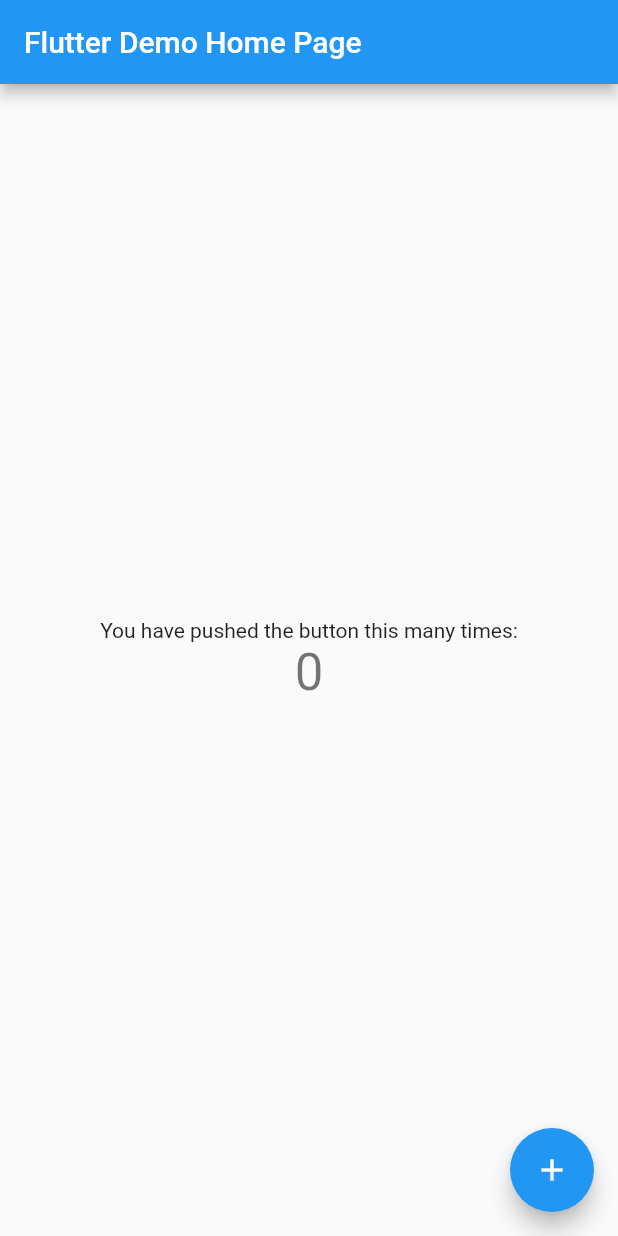
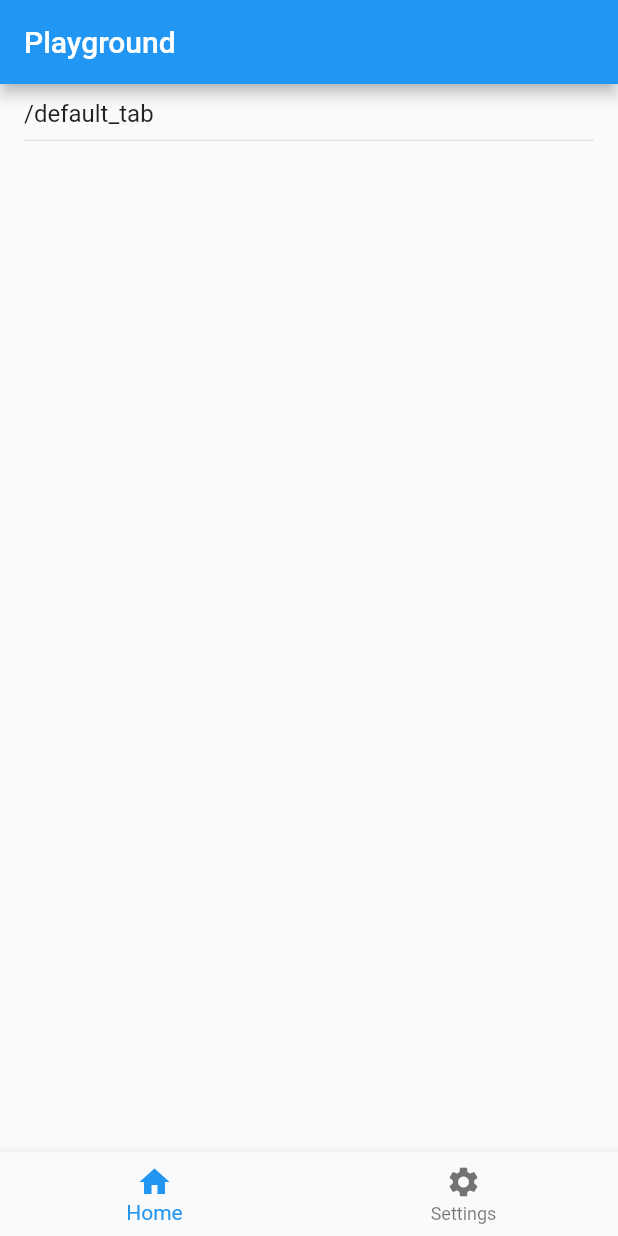
Before and after one commit to muhiro12/flutter_playgrounds, a Flutter app: the screen it shows after launch, on a phone screen of 412 x 824 dp. Run offline on Flutter 3.47's test engine with Material 2 defaults, Android fonts, the phone set to English and light mode, and no system bars.

Commit message:
Add page for DefaultTabController

```diff
--- a/lib/main.dart
+++ b/lib/main.dart
@@ -1,65 +1,36 @@
+import 'package:flutter/cupertino.dart';
 import 'package:flutter/material.dart';
+import 'package:playground_flutter/page/home_page.dart';
+import 'package:playground_flutter/route.dart';
 
 void main() {
-  runApp(MyApp());
+  runApp(App());
 }
 
-class MyApp extends StatelessWidget {
+class App extends StatelessWidget {
   @override
   Widget build(BuildContext context) {
     return MaterialApp(
-      title: 'Flutter Demo',
+      title: 'Playground Flutter',
       theme: ThemeData(
         primarySwatch: Colors.blue,
       ),
-      home: MyHomePage(title: 'Flutter Demo Home Page'),
-    );
-  }
-}
-
-class MyHomePage extends StatefulWidget {
-  MyHomePage({Key? key, required this.title}) : super(key: key);
-
-  final String title;
-
-  @override
-  _MyHomePageState createState() => _MyHomePageState();
-}
-
-class _MyHomePageState extends State<MyHomePage> {
-  int _counter = 0;
-
-  void _incrementCounter() {
-    setState(() {
-      _counter++;
-    });
-  }
-
-  @override
-  Widget build(BuildContext context) {
-    return Scaffold(
-      appBar: AppBar(
-        title: Text(widget.title),
-      ),
-      body: Center(
-        child: Column(
-          mainAxisAlignment: MainAxisAlignment.center,
-          children: <Widget>[
-            Text(
-              'You have pushed the button this many times:',
+      home: Scaffold(
+        body: HomePage(),
+        bottomNavigationBar: BottomNavigationBar(
+          items: [
+            BottomNavigationBarItem(
+              icon: Icon(Icons.home),
+              label: 'Home',
             ),
-            Text(
-              '$_counter',
-              style: Theme.of(context).textTheme.headline4,
+            BottomNavigationBarItem(
+              icon: Icon(Icons.settings),
+              label: 'Settings',
             ),
           ],
         ),
       ),
-      floatingActionButton: FloatingActionButton(
-        onPressed: _incrementCounter,
-        tooltip: 'Increment',
-        child: Icon(Icons.add),
-      ),
+      onGenerateRoute: (settings) => AppRouteSettings(settings).routeSettings(),
     );
   }
 }
--- /dev/null
+++ b/lib/page/home_page.dart
@@ -0,0 +1,41 @@
+import 'package:flutter/material.dart';
+import 'package:playground_flutter/route.dart';
+
+class HomePage extends StatelessWidget {
+  @override
+  Widget build(BuildContext context) {
+    return Scaffold(
+      appBar: AppBar(
+        title: Text('Playground'),
+      ),
+      body: ListView(
+        children: [
+          _Tile(appRoute: AppRoute.defaultTab),
+        ],
+      ),
+    );
+  }
+}
+
+class _Tile extends StatelessWidget {
+  _Tile({
+    required this.appRoute,
+  });
+
+  final AppRoute appRoute;
+
+  @override
+  Widget build(BuildContext context) {
+    final name = appRoute.name;
+    return ListTile(
+      onTap: () => Navigator.of(context).pushNamed(name),
+      title: Column(
+        crossAxisAlignment: CrossAxisAlignment.start,
+        children: [
+          Text(name),
+          Divider(),
+        ],
+      ),
+    );
+  }
+}
--- /dev/null
+++ b/lib/route.dart
@@ -0,0 +1,57 @@
+import 'package:flutter/cupertino.dart';
+import 'package:flutter/material.dart';
+import 'package:playground_flutter/page/home_page.dart';
+import 'package:playground_flutter/page/list_tab_page.dart';
+import 'package:playground_flutter/page/settings_page.dart';
+import 'package:playground_flutter/page/default_tab_page.dart';
+
+class AppRouteSettings {
+  AppRouteSettings(this._settings);
+
+  RouteSettings _settings;
+
+  PageRoute routeSettings() {
+    final route = AppRoute.values.firstWhere((element) {
+      if (element.name == _settings.name) {
+        return true;
+      }
+      return false;
+    });
+    return CupertinoPageRoute(builder: (_) => route.page);
+  }
+}
+
+enum AppRoute {
+  home,
+  settings,
+  defaultTab,
+  listTab,
+}
+
+extension AppRouteExtension on AppRoute {
+  String get name {
+    switch (this) {
+      case AppRoute.home:
+        return '/';
+      case AppRoute.settings:
+        return '/settings';
+      case AppRoute.defaultTab:
+        return '/default_tab';
+      case AppRoute.listTab:
+        return '/list_tab';
+    }
+  }
+
+  Widget get page {
+    switch (this) {
+      case AppRoute.home:
+        return HomePage();
+      case AppRoute.settings:
+        return SettingsPage();
+      case AppRoute.defaultTab:
+        return DefaultTabPage();
+      case AppRoute.listTab:
+        return ListTabPage();
+    }
+  }
+}
```
Also changed, not shown: lib/page/default_tab_page.dart (added, +29 -0 lines), lib/page/settings_page.dart (added, +8 -0 lines), 1 other file.
